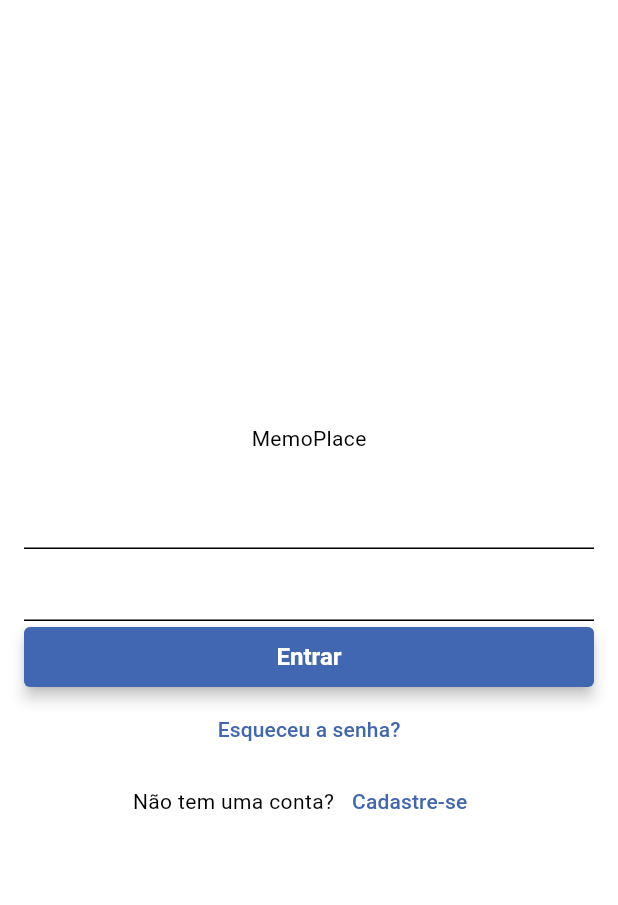
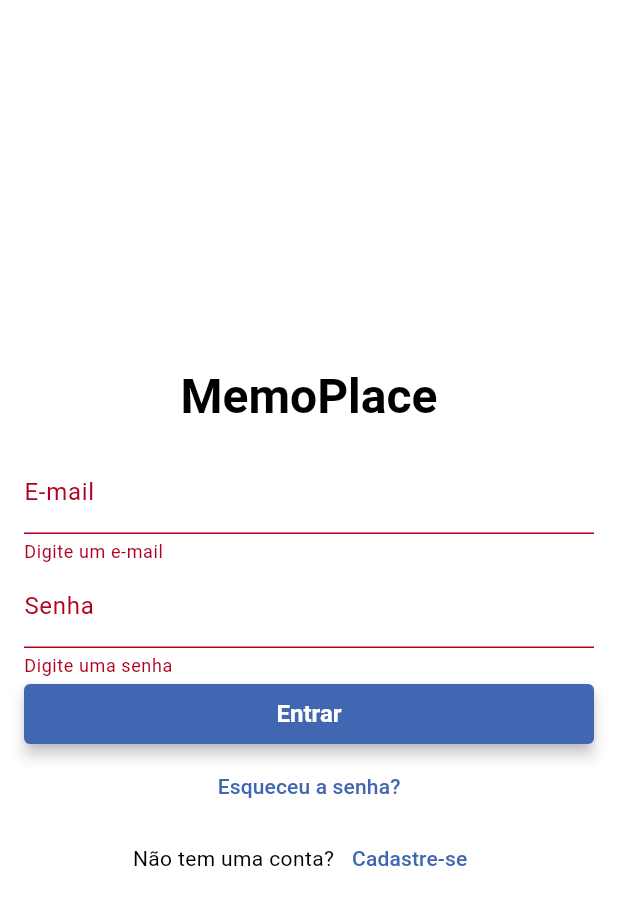
Before and after one commit to FrancimarioAraujo/MemoPlace, a Flutter app: the screen it shows after launch, after a tap on "Entrar", on a phone screen of 412 x 824 dp. Shown: the top 905 px of the screen. Run offline on Flutter 3.47's test engine with Material 3 defaults, Android fonts, the light colour scheme and no system bars; our stand-ins replace flutter_modular, mobx; generated files the repository leaves out were written again.

Commit message:
feat: add validators login

```diff
--- a/lib/modules/auth/login/login_page.dart
+++ b/lib/modules/auth/login/login_page.dart
@@ -1,6 +1,7 @@
 import 'package:flutter/material.dart';
-import 'package:memoplace/shared/theme/constants/app_colors.dart';
 import 'package:memoplace/shared/theme/constants/app_paddings.dart';
+import 'package:memoplace/shared/validators/email_validator.dart';
+import 'package:memoplace/shared/validators/password_validator.dart';
 
 class LoginPage extends StatefulWidget {
   @override
@@ -10,34 +11,45 @@ class LoginPage extends StatefulWidget {
 class _LoginPageState extends State<LoginPage> {
   final TextEditingController _emailController = TextEditingController();
   final TextEditingController _passwordController = TextEditingController();
-
+  final  _formKey = GlobalKey<FormState>();
   @override
   Widget build(BuildContext context) {
     return Scaffold(
       body: SafeArea(
         child: Padding(
           padding: AppPaddings.horizontalMedium,
+          child: Form(
+            key: _formKey,
             child: Column(
               mainAxisAlignment: MainAxisAlignment.center,
               crossAxisAlignment: CrossAxisAlignment.center,
               children: [
                     Container(
             padding: AppPaddings.verticalMedium,
-          child: Text("MemoPlace"
+            child: Text("MemoPlace", style: Theme.of(context).textTheme.headlineLarge,
                 ),
                     ),
-              TextField(
+                TextFormField(
+                  keyboardType: TextInputType.emailAddress,
                   controller: _emailController,
+                  decoration: InputDecoration(
+                    labelText: 'E-mail',
                   ),
-              TextField(
+                  validator: EmailValidator.validate,
+                ),
+                TextFormField(
                   controller: _passwordController,
                   obscureText: true,
+                  decoration: InputDecoration(
+                    labelText: 'Senha',
+                  ),
+                  validator: PasswordValidator.validate,
                 ),
                 SizedBox(
                   width: double.infinity,
                   child: ElevatedButton(
                     onPressed: () {
-
+                       _formKey.currentState!.validate();
                     },
                     child: Text(
                       'Entrar',
@@ -71,6 +83,7 @@ class _LoginPageState extends State<LoginPage> {
             ),
           ),
         ),
+      ),
     );
   }
 }
--- a/lib/shared/theme/app_theme.dart
+++ b/lib/shared/theme/app_theme.dart
@@ -1,5 +1,5 @@
 import 'package:flutter/material.dart';
-import 'package:memoplace/shared/theme/components/buttons_theme.dart';
+import 'package:memoplace/shared/theme/components_theme/buttons_theme.dart';
 import 'package:memoplace/shared/theme/constants/app_colors.dart';
 
 class AppTheme {
@@ -12,11 +12,14 @@ class AppTheme {
       surface: AppColors.background,
     ),
     textTheme: TextTheme(
-      bodyLarge: TextStyle(color: AppColors.textPrimary, fontSize: 16),
-      bodyMedium: TextStyle(color: AppColors.textPrimary, fontSize: 14),
-      bodySmall: TextStyle(color: AppColors.textPrimary, fontSize: 12),
+      headlineLarge: TextStyle(
+        fontWeight: FontWeight.bold,
+      ),
     ),
   elevatedButtonTheme: ButtonsTheme.elevatedButtonLightTheme,
 
   );
+
+
+
 }
--- a/lib/shared/theme/components/buttons_theme.dart
+++ b/lib/shared/theme/components_theme/buttons_theme.dart
@@ -22,4 +22,6 @@ class ButtonsTheme {
     ),
   ),
 );
+
+
 }
--- /dev/null
+++ b/lib/shared/validators/email_validator.dart
@@ -0,0 +1,18 @@
+class EmailValidator {
+  static String? validate(String? value) {
+
+    if (value == null || value.isEmpty) {
+      return "Digite um e-mail";
+    }
+
+    String emailPattern = r'^[a-zA-Z0-9._%+-]+@[a-zA-Z0-9.-]+\.[a-zA-Z]{2,}$';
+    RegExp regex = RegExp(emailPattern);
+
+
+    if (!regex.hasMatch(value)) {
+      return "Por favor, digite um e-mail válido";
+    }
+
+    return null;
+  }
+}
--- /dev/null
+++ b/lib/shared/validators/password_validator.dart
@@ -0,0 +1,20 @@
+class PasswordValidator {
+  static String? validate(String? value) {
+    if (value == null || value.isEmpty) {
+      return "Digite uma senha";
+    }
+    if (value.length < 8) {
+      return "A senha deve ter pelo menos 8 caracteres";
+    }
+    if (!RegExp(r"[A-Z]").hasMatch(value)) {
+      return "A senha deve conter pelo menos uma letra maiúscula";
+    }
+    if (!RegExp(r"[0-9]").hasMatch(value)) {
+      return "A senha deve conter pelo menos um número";
+    }
+    if (!RegExp(r"[!@#\$%^&*(),.?\:{}|<>]").hasMatch(value)) {
+      return "A senha deve conter pelo menos um caractere especial";
+    }
+    return null;
+  }
+}
```
Lines whose indentation alone changed are shown as unchanged.
